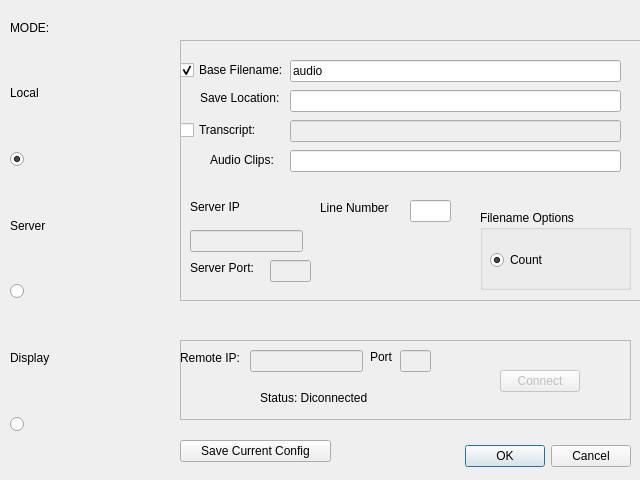
Old version of the form ui/Preferences.ui in the repository TimHanneman/MLaudio.
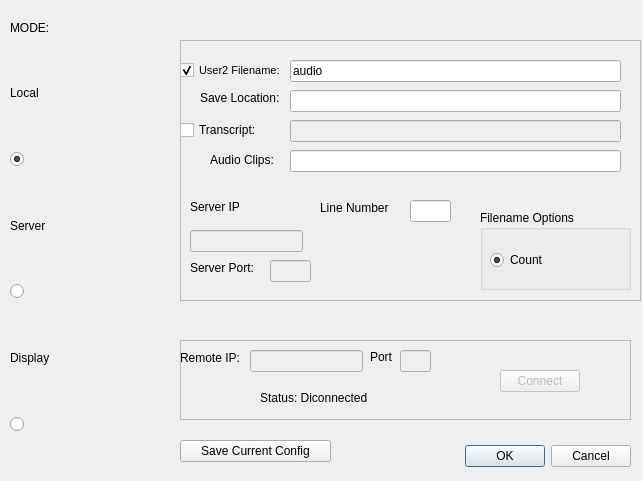
New version of the form. Icons and pictures are not drawn.

Commit message: implemented record2, play1&2, and stop1&2, next_btn, back_btn. Small UI changes. Audio settings dialog added device selection. TODO: enable/disable ui elements appropriately. User filename2 changes need to be set in settings. implement status, transcription, waveform1&2, and make settings consistent between dialogs. Test crossplatform compatability (Likely will need to change how files are saved.) make a manual. See code comments for bug fixes

Patch:
```diff
--- a/ui/Preferences.ui
+++ b/ui/Preferences.ui
@@ -6,8 +6,8 @@
    <rect>
     <x>0</x>
     <y>0</y>
-    <width>640</width>
-    <height>480</height>
+    <width>643</width>
+    <height>481</height>
    </rect>
   </property>
   <property name="windowTitle">
@@ -324,11 +324,16 @@
       <height>20</height>
      </rect>
     </property>
+    <property name="font">
+     <font>
+      <pointsize>8</pointsize>
+     </font>
+    </property>
     <property name="toolTip">
      <string>text that will be used to name recordings</string>
     </property>
     <property name="text">
-     <string>Base Filename:</string>
+     <string>User2 Filename:</string>
     </property>
     <property name="checked">
      <bool>true</bool>
```
The commit also changes 8 other files.
